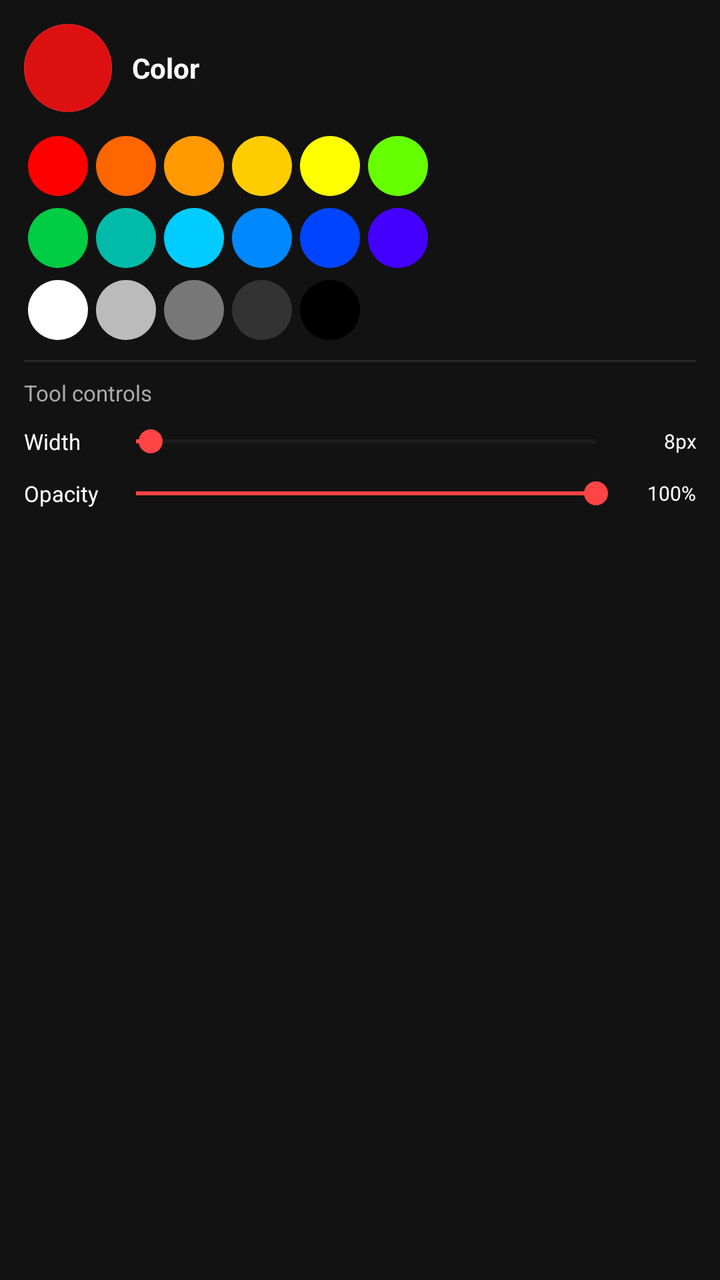
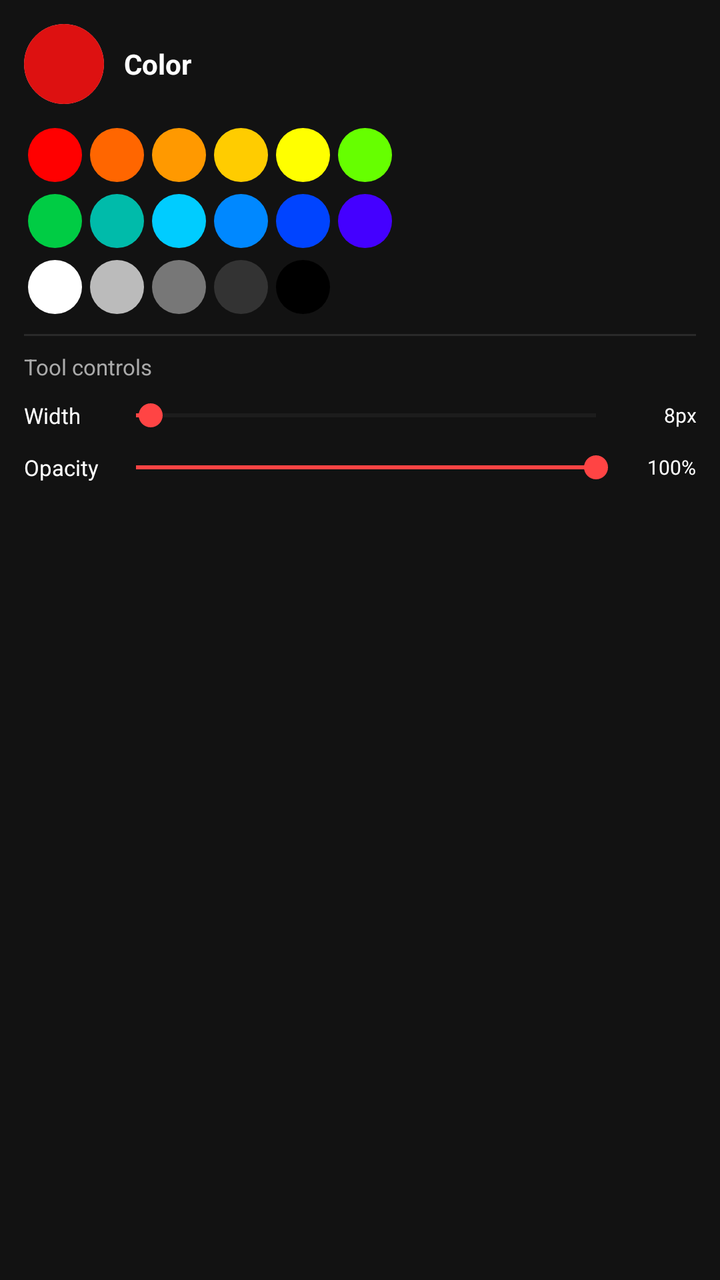

Screens rendered from an Android XML layout before and after an edit, with the pre-edit source and the edit as a unified diff.
<!-- AndroidManifest.xml: application theme Theme.DrawAnywhere -->
<!-- res/layout/panel_color_page1.xml -->
<?xml version="1.0" encoding="utf-8"?>
<LinearLayout
    xmlns:android="http://schemas.android.com/apk/res/android"
    android:layout_width="220dp"
    android:layout_height="wrap_content"
    android:orientation="vertical"
    android:padding="12dp">

    <LinearLayout
        android:layout_width="wrap_content"
        android:layout_height="wrap_content"
        android:orientation="horizontal"
        android:gravity="center_vertical"
        android:layout_marginBottom="10dp">

        <FrameLayout
            android:layout_width="44dp"
            android:layout_height="44dp"
            android:layout_marginEnd="10dp"
            android:background="@drawable/bg_color_dot_ring"
            android:clipToOutline="true">
            <View
                android:id="@+id/view_current_color"
                android:layout_width="match_parent"
                android:layout_height="match_parent"
                android:background="@color/toolbar_dot_red" />
        </FrameLayout>

        <TextView
            android:layout_width="wrap_content"
            android:layout_height="wrap_content"
            android:text="@string/panel_color"
            android:textColor="@color/panel_text"
            android:textSize="14sp"
            android:textStyle="bold" />
    </LinearLayout>

    <LinearLayout android:layout_width="wrap_content" android:layout_height="wrap_content" android:orientation="horizontal" android:layout_marginBottom="2dp">
        <FrameLayout android:layout_width="30dp" android:layout_height="30dp" android:layout_margin="2dp" android:background="@drawable/bg_swatch_mask" android:clipToOutline="true"><View android:id="@+id/color_01" android:layout_width="match_parent" android:layout_height="match_parent" android:background="@color/preset_01"/></FrameLayout>
        <FrameLayout android:layout_width="30dp" android:layout_height="30dp" android:layout_margin="2dp" android:background="@drawable/bg_swatch_mask" android:clipToOutline="true"><View android:id="@+id/color_02" android:layout_width="match_parent" android:layout_height="match_parent" android:background="@color/preset_02"/></FrameLayout>
        <FrameLayout android:layout_width="30dp" android:layout_height="30dp" android:layout_margin="2dp" android:background="@drawable/bg_swatch_mask" android:clipToOutline="true"><View android:id="@+id/color_03" android:layout_width="match_parent" android:layout_height="match_parent" android:background="@color/preset_03"/></FrameLayout>
        <FrameLayout android:layout_width="30dp" android:layout_height="30dp" android:layout_margin="2dp" android:background="@drawable/bg_swatch_mask" android:clipToOutline="true"><View android:id="@+id/color_04" android:layout_width="match_parent" android:layout_height="match_parent" android:background="@color/preset_04"/></FrameLayout>
        <FrameLayout android:layout_width="30dp" android:layout_height="30dp" android:layout_margin="2dp" android:background="@drawable/bg_swatch_mask" android:clipToOutline="true"><View android:id="@+id/color_05" android:layout_width="match_parent" android:layout_height="match_parent" android:background="@color/preset_05"/></FrameLayout>
        <FrameLayout android:layout_width="30dp" android:layout_height="30dp" android:layout_margin="2dp" android:background="@drawable/bg_swatch_mask" android:clipToOutline="true"><View android:id="@+id/color_06" android:layout_width="match_parent" android:layout_height="match_parent" android:background="@color/preset_06"/></FrameLayout>
    </LinearLayout>

    <LinearLayout android:layout_width="wrap_content" android:layout_height="wrap_content" android:orientation="horizontal" android:layout_marginBottom="2dp">
        <FrameLayout android:layout_width="30dp" android:layout_height="30dp" android:layout_margin="2dp" android:background="@drawable/bg_swatch_mask" android:clipToOutline="true"><View android:id="@+id/color_07" android:layout_width="match_parent" android:layout_height="match_parent" android:background="@color/preset_07"/></FrameLayout>
        <FrameLayout android:layout_width="30dp" android:layout_height="30dp" android:layout_margin="2dp" android:background="@drawable/bg_swatch_mask" android:clipToOutline="true"><View android:id="@+id/color_08" android:layout_width="match_parent" android:layout_height="match_parent" android:background="@color/preset_08"/></FrameLayout>
        <FrameLayout android:layout_width="30dp" android:layout_height="30dp" android:layout_margin="2dp" android:background="@drawable/bg_swatch_mask" android:clipToOutline="true"><View android:id="@+id/color_09" android:layout_width="match_parent" android:layout_height="match_parent" android:background="@color/preset_09"/></FrameLayout>
        <FrameLayout android:layout_width="30dp" android:layout_height="30dp" android:layout_margin="2dp" android:background="@drawable/bg_swatch_mask" android:clipToOutline="true"><View android:id="@+id/color_10" android:layout_width="match_parent" android:layout_height="match_parent" android:background="@color/preset_10"/></FrameLayout>
        <FrameLayout android:layout_width="30dp" android:layout_height="30dp" android:layout_margin="2dp" android:background="@drawable/bg_swatch_mask" android:clipToOutline="true"><View android:id="@+id/color_11" android:layout_width="match_parent" android:layout_height="match_parent" android:background="@color/preset_11"/></FrameLayout>
        <FrameLayout android:layout_width="30dp" android:layout_height="30dp" android:layout_margin="2dp" android:background="@drawable/bg_swatch_mask" android:clipToOutline="true"><View android:id="@+id/color_12" android:layout_width="match_parent" android:layout_height="match_parent" android:background="@color/preset_12"/></FrameLayout>
    </LinearLayout>

    <LinearLayout android:layout_width="wrap_content" android:layout_height="wrap_content" android:orientation="horizontal" android:layout_marginBottom="8dp">
        <FrameLayout android:layout_width="30dp" android:layout_height="30dp" android:layout_margin="2dp" android:background="@drawable/bg_swatch_mask" android:clipToOutline="true"><View android:id="@+id/color_16" android:layout_width="match_parent" android:layout_height="match_parent" android:background="@color/preset_16"/></FrameLayout>
        <FrameLayout android:layout_width="30dp" android:layout_height="30dp" android:layout_margin="2dp" android:background="@drawable/bg_swatch_mask" android:clipToOutline="true"><View android:id="@+id/color_17" android:layout_width="match_parent" android:layout_height="match_parent" android:background="@color/preset_17"/></FrameLayout>
        <FrameLayout android:layout_width="30dp" android:layout_height="30dp" android:layout_margin="2dp" android:background="@drawable/bg_swatch_mask" android:clipToOutline="true"><View android:id="@+id/color_18" android:layout_width="match_parent" android:layout_height="match_parent" android:background="@color/preset_18"/></FrameLayout>
        <FrameLayout android:layout_width="30dp" android:layout_height="30dp" android:layout_margin="2dp" android:background="@drawable/bg_swatch_mask" android:clipToOutline="true"><View android:id="@+id/color_19" android:layout_width="match_parent" android:layout_height="match_parent" android:background="@color/preset_19"/></FrameLayout>
        <FrameLayout android:layout_width="30dp" android:layout_height="30dp" android:layout_margin="2dp" android:background="@drawable/bg_swatch_mask" android:clipToOutline="true"><View android:id="@+id/color_20" android:layout_width="match_parent" android:layout_height="match_parent" android:background="@color/preset_20"/></FrameLayout>
    </LinearLayout>

    <View android:layout_width="match_parent" android:layout_height="1dp" android:background="@color/panel_section_divider" android:layout_marginBottom="8dp"/>

    <TextView android:layout_width="wrap_content" android:layout_height="wrap_content" android:text="@string/panel_tool_controls" android:textColor="@color/panel_subtext" android:textSize="11sp" android:layout_marginBottom="8dp"/>

    <LinearLayout android:layout_width="match_parent" android:layout_height="wrap_content" android:orientation="horizontal" android:gravity="center_vertical" android:layout_marginBottom="8dp">
        <TextView android:layout_width="40dp" android:layout_height="wrap_content" android:text="@string/label_width" android:textColor="@color/panel_text" android:textSize="11sp"/>
        <SeekBar android:id="@+id/seek_width" android:layout_width="0dp" android:layout_height="wrap_content" android:layout_weight="1" android:max="95" android:progress="3" android:progressTint="@color/slider_track_active" android:thumbTint="@color/slider_thumb_color" android:progressBackgroundTint="@color/slider_track_inactive"/>
        <TextView android:id="@+id/label_width_value" android:layout_width="34dp" android:layout_height="wrap_content" android:text="8px" android:textColor="@color/panel_text" android:textSize="10sp" android:gravity="end"/>
    </LinearLayout>

    <LinearLayout android:layout_width="match_parent" android:layout_height="wrap_content" android:orientation="horizontal" android:gravity="center_vertical">
        <TextView android:layout_width="40dp" android:layout_height="wrap_content" android:text="@string/label_opacity" android:textColor="@color/panel_text" android:textSize="11sp"/>
        <SeekBar android:id="@+id/seek_opacity" android:layout_width="0dp" android:layout_height="wrap_content" android:layout_weight="1" android:max="100" android:progress="100" android:progressTint="@color/slider_track_active" android:thumbTint="@color/slider_thumb_color" android:progressBackgroundTint="@color/slider_track_inactive"/>
        <TextView android:id="@+id/label_opacity_value" android:layout_width="34dp" android:layout_height="wrap_content" android:text="100%" android:textColor="@color/panel_text" android:textSize="10sp" android:gravity="end"/>
    </LinearLayout>

</LinearLayout>
<!-- resources referenced by this layout -->
<resources>
  <color name="panel_section_divider">#FF2A2A2A</color>
  <color name="panel_subtext">#FFAAAAAA</color>
  <color name="panel_text">#FFFFFFFF</color>
  <color name="preset_01">#FFFF0000</color>
  <color name="preset_02">#FFFF6600</color>
  <color name="preset_03">#FFFF9900</color>
  <color name="preset_04">#FFFFCC00</color>
  <color name="preset_05">#FFFFFF00</color>
  <color name="preset_06">#FF66FF00</color>
  <color name="preset_07">#FF00CC44</color>
  <color name="preset_08">#FF00BBAA</color>
  <color name="preset_09">#FF00CCFF</color>
  <color name="preset_10">#FF0088FF</color>
  <color name="preset_11">#FF0044FF</color>
  <color name="preset_12">#FF4400FF</color>
  <color name="preset_16">#FFFFFFFF</color>
  <color name="preset_17">#FFBBBBBB</color>
  <color name="preset_18">#FF777777</color>
  <color name="preset_19">#FF333333</color>
  <color name="preset_20">#FF000000</color>
  <color name="slider_thumb_color">#FFFF4444</color>
  <color name="slider_track_active">#FFFF4444</color>
  <color name="slider_track_inactive">#FF3A3A3A</color>
  <color name="toolbar_dot_red">#FFDD1111</color>
  <!-- drawable bg_color_dot_ring (drawable) -->
  <?xml version="1.0" encoding="utf-8"?>
  <shape xmlns:android="http://schemas.android.com/apk/res/android"
      android:shape="oval">
  
      <solid android:color="@android:color/transparent" />
  
      <stroke
          android:width="2dp"
          android:color="#FFFFFFFF" />
  
  </shape>
  <!-- drawable bg_swatch_mask (drawable) -->
  <?xml version="1.0" encoding="utf-8"?>
  <shape xmlns:android="http://schemas.android.com/apk/res/android"
      android:shape="oval">
  
      <solid android:color="@android:color/transparent" />
  
  </shape>
  <string name="label_opacity">Opacity</string>
  <string name="label_width">Width</string>
  <string name="panel_color">Color</string>
  <string name="panel_tool_controls">Tool controls</string>
  <style name="Theme.DrawAnywhere" parent="Theme.MaterialComponents.DayNight.NoActionBar">
          <item name="colorPrimary">@color/colorPrimary</item>
          <item name="colorPrimaryVariant">@color/colorPrimaryVariant</item>
          <item name="colorOnPrimary">@color/colorOnPrimary</item>
          <item name="colorSecondary">@color/colorSecondary</item>
          <item name="colorOnSecondary">@color/colorOnSecondary</item>
          <item name="colorError">@color/colorError</item>
          <item name="colorOnError">@color/colorOnError</item>
          <item name="colorSurface">@color/colorSurface</item>
          <item name="colorOnSurface">@color/colorOnSurface</item>
          <item name="android:colorBackground">@color/colorBackground</item>
          <item name="android:windowBackground">@color/colorBackground</item>
          <item name="android:statusBarColor">@android:color/transparent</item>
          <item name="android:navigationBarColor">@android:color/transparent</item>
          <item name="android:windowDrawsSystemBarBackgrounds">true</item>
      </style>
  <color name="colorPrimary">#FFB73A3A</color>
  <color name="colorPrimaryVariant">#FF8B0000</color>
  <color name="colorOnPrimary">#FFFFFFFF</color>
  <color name="colorSecondary">#FF444444</color>
  <color name="colorOnSecondary">#FFFFFFFF</color>
  <color name="colorError">#FFCF6679</color>
  <color name="colorOnError">#FF000000</color>
  <color name="colorSurface">#FF1C1C1C</color>
  <color name="colorOnSurface">#FFFFFFFF</color>
  <color name="colorBackground">#FF121212</color>
</resources>

<!-- the commit's change to res/layout/panel_color_page1.xml (unified diff, before → after) -->
@@ -1,80 +1,87 @@
 <?xml version="1.0" encoding="utf-8"?>
-<LinearLayout
+<ScrollView
     xmlns:android="http://schemas.android.com/apk/res/android"
-    android:layout_width="220dp"
-    android:layout_height="wrap_content"
-    android:orientation="vertical"
-    android:padding="12dp">
+    android:layout_width="match_parent"
+    android:layout_height="match_parent"
+    android:scrollbars="none"
+    android:overScrollMode="never">
 
     <LinearLayout
-        android:layout_width="wrap_content"
+        android:layout_width="match_parent"
         android:layout_height="wrap_content"
-        android:orientation="horizontal"
-        android:gravity="center_vertical"
-        android:layout_marginBottom="10dp">
+        android:orientation="vertical"
+        android:padding="12dp">
 
-        <FrameLayout
-            android:layout_width="44dp"
-            android:layout_height="44dp"
-            android:layout_marginEnd="10dp"
-            android:background="@drawable/bg_color_dot_ring"
-            android:clipToOutline="true">
-            <View
-                android:id="@+id/view_current_color"
-                android:layout_width="match_parent"
-                android:layout_height="match_parent"
-                android:background="@color/toolbar_dot_red" />
-        </FrameLayout>
-
-        <TextView
+        <LinearLayout
             android:layout_width="wrap_content"
             android:layout_height="wrap_content"
-            android:text="@string/panel_color"
-            android:textColor="@color/panel_text"
-            android:textSize="14sp"
-            android:textStyle="bold" />
+            android:orientation="horizontal"
+            android:gravity="center_vertical"
+            android:layout_marginBottom="10dp">
+
+            <FrameLayout
+                android:layout_width="40dp"
+                android:layout_height="40dp"
+                android:layout_marginEnd="10dp"
+                android:background="@drawable/bg_color_dot_ring"
+                android:clipToOutline="true">
+                <View
+                    android:id="@+id/view_current_color"
+                    android:layout_width="match_parent"
+                    android:layout_height="match_parent"
+                    android:background="@color/toolbar_dot_red" />
+            </FrameLayout>
+
+            <TextView
+                android:layout_width="wrap_content"
+                android:layout_height="wrap_content"
+                android:text="@string/panel_color"
+                android:textColor="@color/panel_text"
+                android:textSize="14sp"
+                android:textStyle="bold" />
+        </LinearLayout>
+
+        <LinearLayout android:layout_width="wrap_content" android:layout_height="wrap_content" android:orientation="horizontal" android:layout_marginBottom="2dp">
+            <FrameLayout android:layout_width="27dp" android:layout_height="27dp" android:layout_margin="2dp" android:background="@drawable/bg_swatch_mask" android:clipToOutline="true"><View android:id="@+id/color_01" android:layout_width="match_parent" android:layout_height="match_parent" android:background="@color/preset_01"/></FrameLayout>
+            <FrameLayout android:layout_width="27dp" android:layout_height="27dp" android:layout_margin="2dp" android:background="@drawable/bg_swatch_mask" android:clipToOutline="true"><View android:id="@+id/color_02" android:layout_width="match_parent" android:layout_height="match_parent" android:background="@color/preset_02"/></FrameLayout>
+            <FrameLayout android:layout_width="27dp" android:layout_height="27dp" android:layout_margin="2dp" android:background="@drawable/bg_swatch_mask" android:clipToOutline="true"><View android:id="@+id/color_03" android:layout_width="match_parent" android:layout_height="match_parent" android:background="@color/preset_03"/></FrameLayout>
+            <FrameLayout android:layout_width="27dp" android:layout_height="27dp" android:layout_margin="2dp" android:background="@drawable/bg_swatch_mask" android:clipToOutline="true"><View android:id="@+id/color_04" android:layout_width="match_parent" android:layout_height="match_parent" android:background="@color/preset_04"/></FrameLayout>
+            <FrameLayout android:layout_width="27dp" android:layout_height="27dp" android:layout_margin="2dp" android:background="@drawable/bg_swatch_mask" android:clipToOutline="true"><View android:id="@+id/color_05" android:layout_width="match_parent" android:layout_height="match_parent" android:background="@color/preset_05"/></FrameLayout>
+            <FrameLayout android:layout_width="27dp" android:layout_height="27dp" android:layout_margin="2dp" android:background="@drawable/bg_swatch_mask" android:clipToOutline="true"><View android:id="@+id/color_06" android:layout_width="match_parent" android:layout_height="match_parent" android:background="@color/preset_06"/></FrameLayout>
+        </LinearLayout>
+
+        <LinearLayout android:layout_width="wrap_content" android:layout_height="wrap_content" android:orientation="horizontal" android:layout_marginBottom="2dp">
+            <FrameLayout android:layout_width="27dp" android:layout_height="27dp" android:layout_margin="2dp" android:background="@drawable/bg_swatch_mask" android:clipToOutline="true"><View android:id="@+id/color_07" android:layout_width="match_parent" android:layout_height="match_parent" android:background="@color/preset_07"/></FrameLayout>
+            <FrameLayout android:layout_width="27dp" android:layout_height="27dp" android:layout_margin="2dp" android:background="@drawable/bg_swatch_mask" android:clipToOutline="true"><View android:id="@+id/color_08" android:layout_width="match_parent" android:layout_height="match_parent" android:background="@color/preset_08"/></FrameLayout>
+            <FrameLayout android:layout_width="27dp" android:layout_height="27dp" android:layout_margin="2dp" android:background="@drawable/bg_swatch_mask" android:clipToOutline="true"><View android:id="@+id/color_09" android:layout_width="match_parent" android:layout_height="match_parent" android:background="@color/preset_09"/></FrameLayout>
+            <FrameLayout android:layout_width="27dp" android:layout_height="27dp" android:layout_margin="2dp" android:background="@drawable/bg_swatch_mask" android:clipToOutline="true"><View android:id="@+id/color_10" android:layout_width="match_parent" android:layout_height="match_parent" android:background="@color/preset_10"/></FrameLayout>
+            <FrameLayout android:layout_width="27dp" android:layout_height="27dp" android:layout_margin="2dp" android:background="@drawable/bg_swatch_mask" android:clipToOutline="true"><View android:id="@+id/color_11" android:layout_width="match_parent" android:layout_height="match_parent" android:background="@color/preset_11"/></FrameLayout>
+            <FrameLayout android:layout_width="27dp" android:layout_height="27dp" android:layout_margin="2dp" android:background="@drawable/bg_swatch_mask" android:clipToOutline="true"><View android:id="@+id/color_12" android:layout_width="match_parent" android:layout_height="match_parent" android:background="@color/preset_12"/></FrameLayout>
+        </LinearLayout>
+
+        <LinearLayout android:layout_width="wrap_content" android:layout_height="wrap_content" android:orientation="horizontal" android:layout_marginBottom="8dp">
+            <FrameLayout android:layout_width="27dp" android:layout_height="27dp" android:layout_margin="2dp" android:background="@drawable/bg_swatch_mask" android:clipToOutline="true"><View android:id="@+id/color_16" android:layout_width="match_parent" android:layout_height="match_parent" android:background="@color/preset_16"/></FrameLayout>
+            <FrameLayout android:layout_width="27dp" android:layout_height="27dp" android:layout_margin="2dp" android:background="@drawable/bg_swatch_mask" android:clipToOutline="true"><View android:id="@+id/color_17" android:layout_width="match_parent" android:layout_height="match_parent" android:background="@color/preset_17"/></FrameLayout>
+            <FrameLayout android:layout_width="27dp" android:layout_height="27dp" android:layout_margin="2dp" android:background="@drawable/bg_swatch_mask" android:clipToOutline="true"><View android:id="@+id/color_18" android:layout_width="match_parent" android:layout_height="match_parent" android:background="@color/preset_18"/></FrameLayout>
+            <FrameLayout android:layout_width="27dp" android:layout_height="27dp" android:layout_margin="2dp" android:background="@drawable/bg_swatch_mask" android:clipToOutline="true"><View android:id="@+id/color_19" android:layout_width="match_parent" android:layout_height="match_parent" android:background="@color/preset_19"/></FrameLayout>
+            <FrameLayout android:layout_width="27dp" android:layout_height="27dp" android:layout_margin="2dp" android:background="@drawable/bg_swatch_mask" android:clipToOutline="true"><View android:id="@+id/color_20" android:layout_width="match_parent" android:layout_height="match_parent" android:background="@color/preset_20"/></FrameLayout>
+        </LinearLayout>
+
+        <View android:layout_width="match_parent" android:layout_height="1dp" android:background="@color/panel_section_divider" android:layout_marginBottom="8dp"/>
+
+        <TextView android:layout_width="wrap_content" android:layout_height="wrap_content" android:text="@string/panel_tool_controls" android:textColor="@color/panel_subtext" android:textSize="11sp" android:layout_marginBottom="8dp"/>
+
+        <LinearLayout android:layout_width="match_parent" android:layout_height="wrap_content" android:orientation="horizontal" android:gravity="center_vertical" android:layout_marginBottom="8dp">
+            <TextView android:layout_width="40dp" android:layout_height="wrap_content" android:text="@string/label_width" android:textColor="@color/panel_text" android:textSize="11sp"/>
+            <SeekBar android:id="@+id/seek_width" android:layout_width="0dp" android:layout_height="wrap_content" android:layout_weight="1" android:max="95" android:progress="3" android:progressTint="@color/slider_track_active" android:thumbTint="@color/slider_thumb_color" android:progressBackgroundTint="@color/slider_track_inactive"/>
+            <TextView android:id="@+id/label_width_value" android:layout_width="34dp" android:layout_height="wrap_content" android:text="8px" android:textColor="@color/panel_text" android:textSize="10sp" android:gravity="end"/>
+        </LinearLayout>
+
+        <LinearLayout android:layout_width="match_parent" android:layout_height="wrap_content" android:orientation="horizontal" android:gravity="center_vertical">
+            <TextView android:layout_width="40dp" android:layout_height="wrap_content" android:text="@string/label_opacity" android:textColor="@color/panel_text" android:textSize="11sp"/>
+            <SeekBar android:id="@+id/seek_opacity" android:layout_width="0dp" android:layout_height="wrap_content" android:layout_weight="1" android:max="100" android:progress="100" android:progressTint="@color/slider_track_active" android:thumbTint="@color/slider_thumb_color" android:progressBackgroundTint="@color/slider_track_inactive"/>
+            <TextView android:id="@+id/label_opacity_value" android:layout_width="34dp" android:layout_height="wrap_content" android:text="100%" android:textColor="@color/panel_text" android:textSize="10sp" android:gravity="end"/>
+        </LinearLayout>
+
     </LinearLayout>
-
-    <LinearLayout android:layout_width="wrap_content" android:layout_height="wrap_content" android:orientation="horizontal" android:layout_marginBottom="2dp">
-        <FrameLayout android:layout_width="30dp" android:layout_height="30dp" android:layout_margin="2dp" android:background="@drawable/bg_swatch_mask" android:clipToOutline="true"><View android:id="@+id/color_01" android:layout_width="match_parent" android:layout_height="match_parent" android:background="@color/preset_01"/></FrameLayout>
-        <FrameLayout android:layout_width="30dp" android:layout_height="30dp" android:layout_margin="2dp" android:background="@drawable/bg_swatch_mask" android:clipToOutline="true"><View android:id="@+id/color_02" android:layout_width="match_parent" android:layout_height="match_parent" android:background="@color/preset_02"/></FrameLayout>
-        <FrameLayout android:layout_width="30dp" android:layout_height="30dp" android:layout_margin="2dp" android:background="@drawable/bg_swatch_mask" android:clipToOutline="true"><View android:id="@+id/color_03" android:layout_width="match_parent" android:layout_height="match_parent" android:background="@color/preset_03"/></FrameLayout>
-        <FrameLayout android:layout_width="30dp" android:layout_height="30dp" android:layout_margin="2dp" android:background="@drawable/bg_swatch_mask" android:clipToOutline="true"><View android:id="@+id/color_04" android:layout_width="match_parent" android:layout_height="match_parent" android:background="@color/preset_04"/></FrameLayout>
-        <FrameLayout android:layout_width="30dp" android:layout_height="30dp" android:layout_margin="2dp" android:background="@drawable/bg_swatch_mask" android:clipToOutline="true"><View android:id="@+id/color_05" android:layout_width="match_parent" android:layout_height="match_parent" android:background="@color/preset_05"/></FrameLayout>
-        <FrameLayout android:layout_width="30dp" android:layout_height="30dp" android:layout_margin="2dp" android:background="@drawable/bg_swatch_mask" android:clipToOutline="true"><View android:id="@+id/color_06" android:layout_width="match_parent" android:layout_height="match_parent" android:background="@color/preset_06"/></FrameLayout>
-    </LinearLayout>
-
-    <LinearLayout android:layout_width="wrap_content" android:layout_height="wrap_content" android:orientation="horizontal" android:layout_marginBottom="2dp">
-        <FrameLayout android:layout_width="30dp" android:layout_height="30dp" android:layout_margin="2dp" android:background="@drawable/bg_swatch_mask" android:clipToOutline="true"><View android:id="@+id/color_07" android:layout_width="match_parent" android:layout_height="match_parent" android:background="@color/preset_07"/></FrameLayout>
-        <FrameLayout android:layout_width="30dp" android:layout_height="30dp" android:layout_margin="2dp" android:background="@drawable/bg_swatch_mask" android:clipToOutline="true"><View android:id="@+id/color_08" android:layout_width="match_parent" android:layout_height="match_parent" android:background="@color/preset_08"/></FrameLayout>
-        <FrameLayout android:layout_width="30dp" android:layout_height="30dp" android:layout_margin="2dp" android:background="@drawable/bg_swatch_mask" android:clipToOutline="true"><View android:id="@+id/color_09" android:layout_width="match_parent" android:layout_height="match_parent" android:background="@color/preset_09"/></FrameLayout>
-        <FrameLayout android:layout_width="30dp" android:layout_height="30dp" android:layout_margin="2dp" android:background="@drawable/bg_swatch_mask" android:clipToOutline="true"><View android:id="@+id/color_10" android:layout_width="match_parent" android:layout_height="match_parent" android:background="@color/preset_10"/></FrameLayout>
-        <FrameLayout android:layout_width="30dp" android:layout_height="30dp" android:layout_margin="2dp" android:background="@drawable/bg_swatch_mask" android:clipToOutline="true"><View android:id="@+id/color_11" android:layout_width="match_parent" android:layout_height="match_parent" android:background="@color/preset_11"/></FrameLayout>
-        <FrameLayout android:layout_width="30dp" android:layout_height="30dp" android:layout_margin="2dp" android:background="@drawable/bg_swatch_mask" android:clipToOutline="true"><View android:id="@+id/color_12" android:layout_width="match_parent" android:layout_height="match_parent" android:background="@color/preset_12"/></FrameLayout>
-    </LinearLayout>
-
-    <LinearLayout android:layout_width="wrap_content" android:layout_height="wrap_content" android:orientation="horizontal" android:layout_marginBottom="8dp">
-        <FrameLayout android:layout_width="30dp" android:layout_height="30dp" android:layout_margin="2dp" android:background="@drawable/bg_swatch_mask" android:clipToOutline="true"><View android:id="@+id/color_16" android:layout_width="match_parent" android:layout_height="match_parent" android:background="@color/preset_16"/></FrameLayout>
-        <FrameLayout android:layout_width="30dp" android:layout_height="30dp" android:layout_margin="2dp" android:background="@drawable/bg_swatch_mask" android:clipToOutline="true"><View android:id="@+id/color_17" android:layout_width="match_parent" android:layout_height="match_parent" android:background="@color/preset_17"/></FrameLayout>
-        <FrameLayout android:layout_width="30dp" android:layout_height="30dp" android:layout_margin="2dp" android:background="@drawable/bg_swatch_mask" android:clipToOutline="true"><View android:id="@+id/color_18" android:layout_width="match_parent" android:layout_height="match_parent" android:background="@color/preset_18"/></FrameLayout>
-        <FrameLayout android:layout_width="30dp" android:layout_height="30dp" android:layout_margin="2dp" android:background="@drawable/bg_swatch_mask" android:clipToOutline="true"><View android:id="@+id/color_19" android:layout_width="match_parent" android:layout_height="match_parent" android:background="@color/preset_19"/></FrameLayout>
-        <FrameLayout android:layout_width="30dp" android:layout_height="30dp" android:layout_margin="2dp" android:background="@drawable/bg_swatch_mask" android:clipToOutline="true"><View android:id="@+id/color_20" android:layout_width="match_parent" android:layout_height="match_parent" android:background="@color/preset_20"/></FrameLayout>
-    </LinearLayout>
-
-    <View android:layout_width="match_parent" android:layout_height="1dp" android:background="@color/panel_section_divider" android:layout_marginBottom="8dp"/>
-
-    <TextView android:layout_width="wrap_content" android:layout_height="wrap_content" android:text="@string/panel_tool_controls" android:textColor="@color/panel_subtext" android:textSize="11sp" android:layout_marginBottom="8dp"/>
-
-    <LinearLayout android:layout_width="match_parent" android:layout_height="wrap_content" android:orientation="horizontal" android:gravity="center_vertical" android:layout_marginBottom="8dp">
-        <TextView android:layout_width="40dp" android:layout_height="wrap_content" android:text="@string/label_width" android:textColor="@color/panel_text" android:textSize="11sp"/>
-        <SeekBar android:id="@+id/seek_width" android:layout_width="0dp" android:layout_height="wrap_content" android:layout_weight="1" android:max="95" android:progress="3" android:progressTint="@color/slider_track_active" android:thumbTint="@color/slider_thumb_color" android:progressBackgroundTint="@color/slider_track_inactive"/>
-        <TextView android:id="@+id/label_width_value" android:layout_width="34dp" android:layout_height="wrap_content" android:text="8px" android:textColor="@color/panel_text" android:textSize="10sp" android:gravity="end"/>
-    </LinearLayout>
-
-    <LinearLayout android:layout_width="match_parent" android:layout_height="wrap_content" android:orientation="horizontal" android:gravity="center_vertical">
-        <TextView android:layout_width="40dp" android:layout_height="wrap_content" android:text="@string/label_opacity" android:textColor="@color/panel_text" android:textSize="11sp"/>
-        <SeekBar android:id="@+id/seek_opacity" android:layout_width="0dp" android:layout_height="wrap_content" android:layout_weight="1" android:max="100" android:progress="100" android:progressTint="@color/slider_track_active" android:thumbTint="@color/slider_thumb_color" android:progressBackgroundTint="@color/slider_track_inactive"/>
-        <TextView android:id="@+id/label_opacity_value" android:layout_width="34dp" android:layout_height="wrap_content" android:text="100%" android:textColor="@color/panel_text" android:textSize="10sp" android:gravity="end"/>
-    </LinearLayout>
-
-</LinearLayout>
+</ScrollView>
